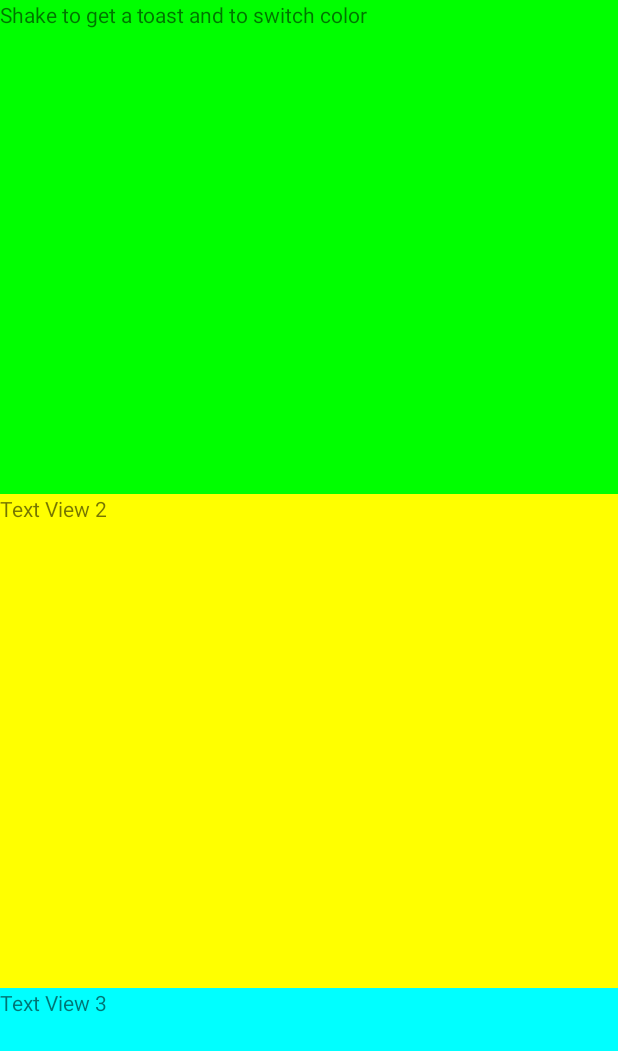
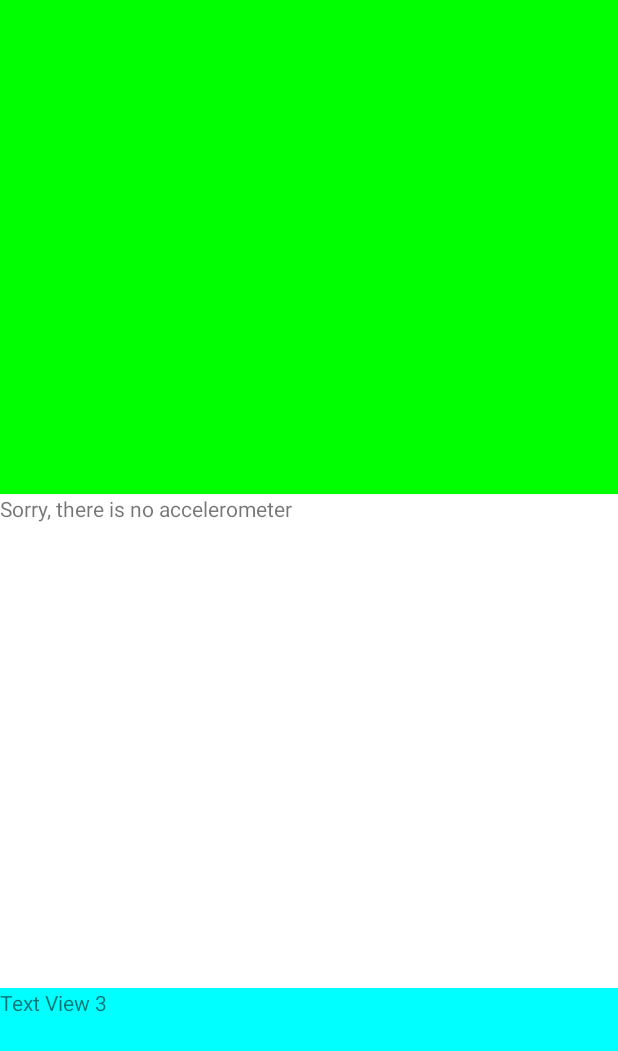
Before and after one commit to vGerJ02/MiniActv-1, an Android app: the screen it shows after launch (TestAccelerometreActivity), on a phone screen of 412 x 824 dp. Shown: the top 1051 px of the screen. Run offline under Robolectric (Android 15) with nearby library versions, the phone set to English and light mode, and no system bars.

Commit message:
feat(A-4): add warning message when no accelerometer

```diff
--- a/app/src/main/java/com/example/testaccelerometrekotlin/TestAccelerometreActivity.kt
+++ b/app/src/main/java/com/example/testaccelerometrekotlin/TestAccelerometreActivity.kt
@@ -36,18 +36,21 @@ class TestAccelerometreActivity : Activity(), SensorEventListener {
         view3 = binding.textView3
 
         view1.setBackgroundColor(Color.GREEN)
-        view2.setBackgroundColor(Color.YELLOW)
+        view2.setBackgroundColor(Color.WHITE)
         view3.setBackgroundColor(Color.CYAN)
 
         sensorManager = getSystemService(SENSOR_SERVICE) as SensorManager
 
-        val accel = sensorManager.getDefaultSensor(Sensor.TYPE_ACCELEROMETER)
+        val accelerometer = sensorManager.getDefaultSensor(Sensor.TYPE_ACCELEROMETER)
 
-        sensorManager.registerListener(
-            this,
-            accel,
-            SensorManager.SENSOR_DELAY_NORMAL
-        )
+        if (accelerometer != null) {
+            view2.text = this.getString(R.string.shake)
+            sensorManager.registerListener(
+                this,
+                accelerometer,
+                SensorManager.SENSOR_DELAY_NORMAL
+            )
+        }
         // register this class as a listener for the accelerometer sensor
         lastUpdate = System.currentTimeMillis()
     }
@@ -70,7 +73,7 @@ class TestAccelerometreActivity : Activity(), SensorEventListener {
                 return
             }
             lastUpdate = actualTime
-            Toast.makeText(this, R.string.shuffed, Toast.LENGTH_SHORT).show()
+//            Toast.makeText(this, R.string.shuffed, Toast.LENGTH_SHORT).show()
             if (color) {
                 view1.setBackgroundColor(Color.GREEN)
             } else {
--- a/app/src/main/res/layout/main.xml
+++ b/app/src/main/res/layout/main.xml
@@ -11,7 +11,7 @@
         android:id="@+id/textView"
         android:layout_width="match_parent"
         android:layout_height="0dp"
-        android:text="@string/shake"
+        android:text=""
         android:layout_weight="2"
         app:layout_constraintBottom_toTopOf="@id/textView2"
         app:layout_constraintEnd_toEndOf="parent"
@@ -22,7 +22,7 @@
         android:id="@+id/textView2"
         android:layout_width="match_parent"
         android:layout_height="0dp"
-        android:text="Text View 2"
+        android:text="@string/no_accel"
         android:layout_weight="2"
         app:layout_constraintBottom_toTopOf="@id/textView3"
         app:layout_constraintEnd_toEndOf="parent"
--- a/app/src/main/res/values/strings.xml
+++ b/app/src/main/res/values/strings.xml
@@ -2,4 +2,5 @@
     <string name="app_name">TestAccelerometreKotlin</string>
     <string name="shake">Shake to get a toast and to switch color</string>
     <string name="shuffed">Device was shuffed</string>
+    <string name="no_accel">Sorry, there is no accelerometer</string>
 </resources>
```
